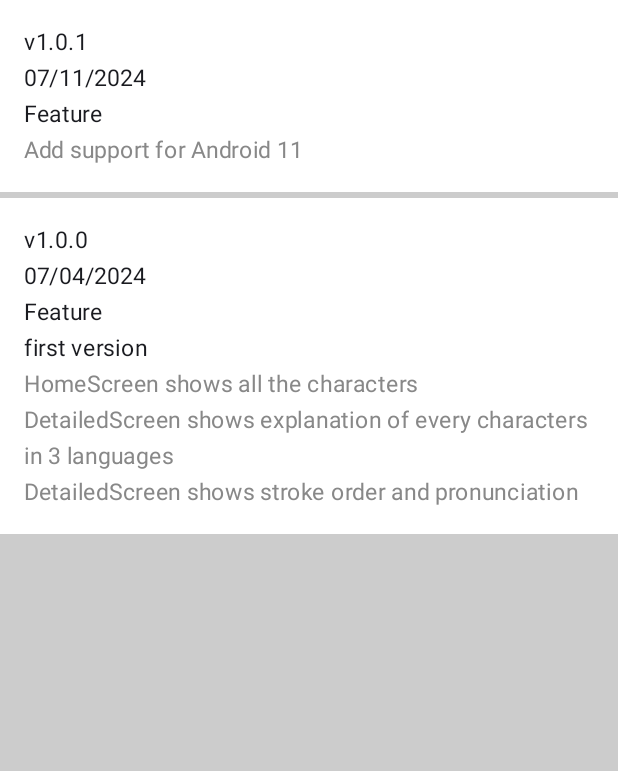
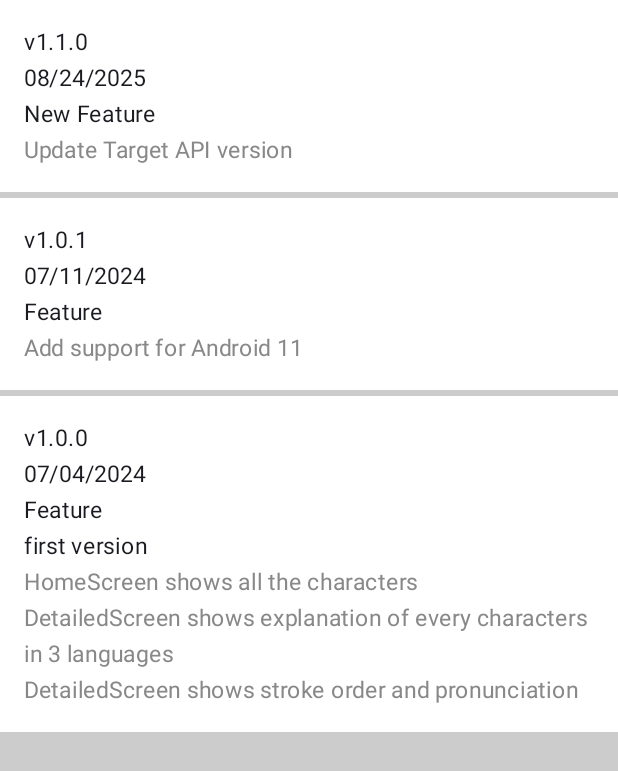
Before and after one commit to cuizhiyuan1995/character1000, an Android app built with Jetpack Compose: the VersionScreen screen opened through its navigation route, on a phone screen of 412 x 824 dp. Shown: the top 771 px of the screen. Run offline under Robolectric (Android 15) with nearby library versions, the phone set to English and light mode, and no system bars; our stand-ins replace Dagger/Hilt's generated code; 2 statements that could not run were skipped.

Commit message:
v1.1.0, update target API version

```diff
--- a/app/build.gradle.kts
+++ b/app/build.gradle.kts
@@ -11,13 +11,13 @@ android {
     compileSdk = 34
 
     val versionMajor = 1
-    val versionMinor = 0
-    val versionPatch = 1
+    val versionMinor = 1
+    val versionPatch = 0
 
     defaultConfig {
         applicationId = "com.classic.character1000"
         minSdk = 30
-        targetSdk = 34
+        targetSdk = 35
         versionCode = versionMajor * 10000 + versionMinor * 100 + versionPatch
         versionName = "${versionMajor}.${versionMinor}.${versionPatch}"
 
--- a/app/src/main/java/com/classic/character1000/ui/screen/VersionScreen.kt
+++ b/app/src/main/java/com/classic/character1000/ui/screen/VersionScreen.kt
@@ -25,7 +25,26 @@ fun VersionScreen(
             .fillMaxHeight()
             .background(color = Color.LightGray)
     ) {
+        //version block
+        Column(
+            Modifier
+                .background(color = Color.White)
+                .fillMaxWidth()
+        ) {
+            Column(
+                Modifier
+                    .padding(padding)
+                //.fillMaxWidth()
+            ) {
+                Text(text = "v1.1.0", fontSize = fontsize)
+                Text(text = "08/24/2025", fontSize = fontsize)
+                Text(text = "New Feature", fontSize = fontsize)
+                Text(text = "Update Target API version", fontSize = fontsize, color = Color.Gray)
+            }
+        }
+        //end of version block
 
+        HorizontalDivider(thickness = 4.dp, color = Color.LightGray)
 
         //version block
         Column(
@@ -54,6 +73,8 @@ fun VersionScreen(
                 .background(color = Color.White)
                 .fillMaxWidth()
         ) {
+
+
             Column(
                 Modifier
                     .padding(padding)
```
